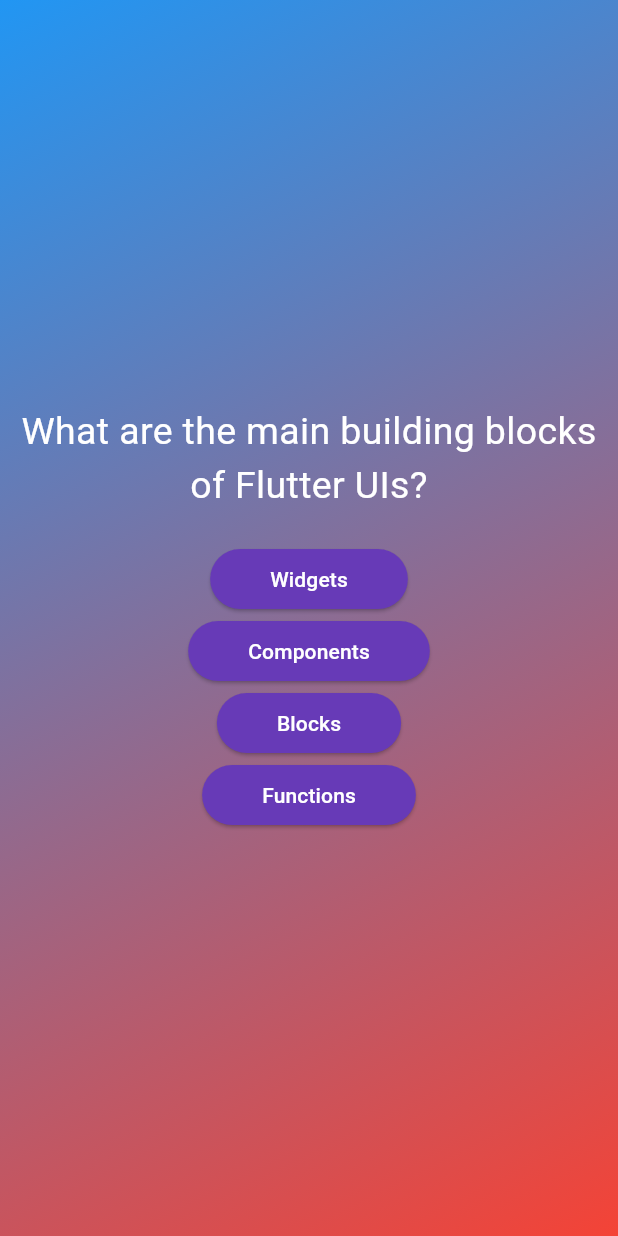
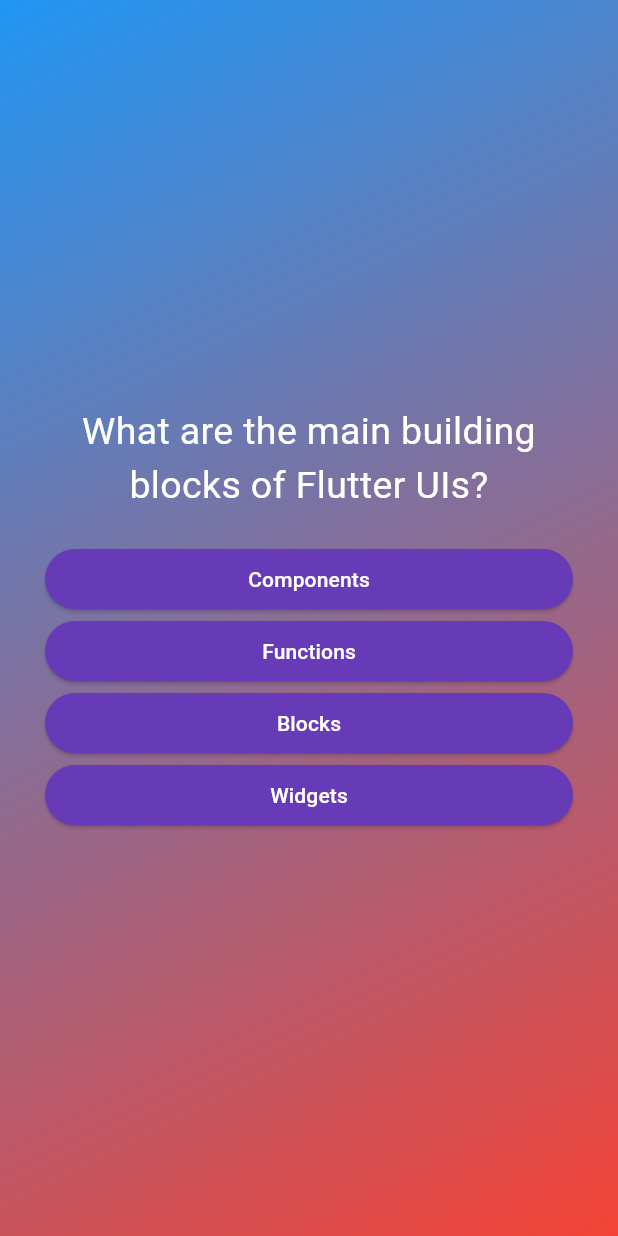
Before and after one commit to Meruem243/QuizApp, a Flutter app: the screen it shows after launch, after a tap on "Start Quiz", on a phone screen of 412 x 824 dp. Run offline on Flutter 3.47's test engine with Material 3 defaults, Android fonts, the phone set to English and light mode, and no system bars.

```diff
--- a/lib/models/quiz_question.dart
+++ b/lib/models/quiz_question.dart
@@ -3,4 +3,11 @@ class QuizQuestion {
 
   final String text;
   final List<String> answers;
+
+  List<String> getshuffledAnswers() {
+    final shuffledList = List.of(answers);
+    shuffledList.shuffle();
+
+    return shuffledList;
+  }
 }
--- a/lib/questions_screen.dart
+++ b/lib/questions_screen.dart
@@ -17,8 +17,11 @@ class _QuestionsScreenState extends State<QuestionsScreen> {
 
     return SizedBox(
       width: double.infinity,
+      child: Container(
+        margin: const EdgeInsets.all(30),
         child: Column(
           mainAxisAlignment: MainAxisAlignment.center,
+          crossAxisAlignment: CrossAxisAlignment.stretch,
           children: [
             Text(
               currentQuestion.text,
@@ -29,7 +32,7 @@ class _QuestionsScreenState extends State<QuestionsScreen> {
 
             SizedBox(height: 20),
 
-          ...currentQuestion.answers.map((answer) {
+            ...currentQuestion.getshuffledAnswers().map((answer) {
               return AnswerButton(
                 answerText: answer,
                 onTap: () {
@@ -39,6 +42,7 @@ class _QuestionsScreenState extends State<QuestionsScreen> {
             }),
           ],
         ),
+      ),
     );
   }
 }
```
Lines whose indentation alone changed are shown as unchanged.
